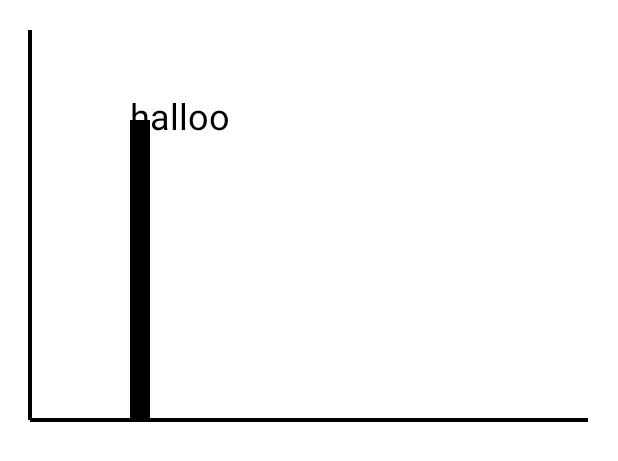
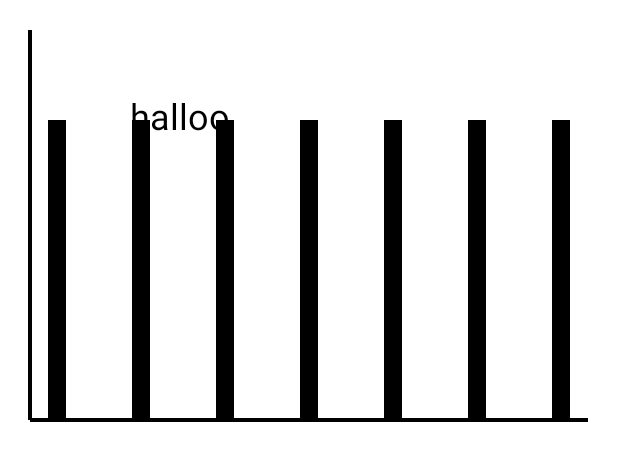
Before and after one commit to maximilianproell/SimplePomodoro, an Android app built with Jetpack Compose: the @Preview function BarChartPreview, on a phone screen of 412 x 824 dp. Shown: the top 461 px of the screen. Run offline under Robolectric (Android 15) with nearby library versions, the phone set to English and light mode, and no system bars.

Commit message:
- bars are now drawn with spacing based on number of data points

```diff
--- a/app/src/main/java/com/example/simplepomodoro/ui/components/charts/BarChart.kt
+++ b/app/src/main/java/com/example/simplepomodoro/ui/components/charts/BarChart.kt
@@ -16,6 +16,7 @@ import androidx.compose.ui.graphics.Color
 import androidx.compose.ui.graphics.drawscope.drawIntoCanvas
 import androidx.compose.ui.graphics.nativeCanvas
 import androidx.compose.ui.tooling.preview.Preview
+import androidx.compose.ui.unit.Dp
 import androidx.compose.ui.unit.TextUnit
 import androidx.compose.ui.unit.dp
 import androidx.compose.ui.unit.sp
@@ -31,6 +32,7 @@ fun BarChart(
     modifier: Modifier = Modifier,
     dataPoints: List<ChartDataPoint>,
     barColor: Color = colors.onBackground,
+    barWidthDp: Dp = 12.dp,
     axisColor: Color = colors.onBackground,
     labelTextSize: TextUnit = 24.sp
 ) {
@@ -62,8 +64,13 @@ fun BarChart(
         modifier = modifier
             .padding(20.dp)
     ) {
-        // todo calculate bar spacing with these values
         val (canvasWidth, canvasHeight) = size
+
+        // calculate bar spacing in px
+        val startEndPaddingPx = 12.dp.toPx()
+        val barSpaceHorizontal = canvasWidth - startEndPaddingPx * 2
+        val sizeOccupiedByBars = barWidthDp.toPx() * dataPoints.size
+        val barSpacing = (barSpaceHorizontal - sizeOccupiedByBars) / (dataPoints.size - 1)
 
         drawAxis(
             drawScope = this,
@@ -76,11 +83,15 @@ fun BarChart(
             axisType = Axis.Y_AXIS
         )
 
-        drawRect(
-            color = barColor,
-            size = Size(width = 20f, height = barHeight),
-            topLeft = Offset(100f, size.height - barHeight)
-        )
+        var currentBarOffset = startEndPaddingPx
+        dataPoints.forEach { chartDataPoint ->
+            drawRect(
+                color = barColor,
+                size = Size(width = barWidthDp.toPx(), height = barHeight),
+                topLeft = Offset(currentBarOffset, canvasHeight - barHeight)
+            )
+            currentBarOffset += barSpacing + barWidthDp.toPx()
+        }
 
         drawIntoCanvas { canvas ->
             canvas.nativeCanvas.drawText(
@@ -103,7 +114,15 @@ fun BarChartPreview() {
             modifier = Modifier
                 .fillMaxWidth()
                 .height(300.dp),
-            dataPoints = listOf()
+            dataPoints = listOf(
+                ChartDataPoint("MO", 8.5f),
+                ChartDataPoint("DI", 10.5f),
+                ChartDataPoint("MI", 8.5f),
+                ChartDataPoint("DO", 4.5f),
+                ChartDataPoint("FR", 3.0f),
+                ChartDataPoint("SA", 8.25f),
+                ChartDataPoint("SO", 9.75f),
+            )
         )
     }
 }
--- a/app/src/main/java/com/example/simplepomodoro/ui/components/charts/utils/ChartUtils.kt
+++ b/app/src/main/java/com/example/simplepomodoro/ui/components/charts/utils/ChartUtils.kt
@@ -7,7 +7,7 @@ import androidx.compose.ui.graphics.drawscope.Stroke
 
 data class ChartDataPoint(
     val xValue: String,
-    val yValue: String
+    val yValue: Float
 )
 
 enum class Axis {
```
